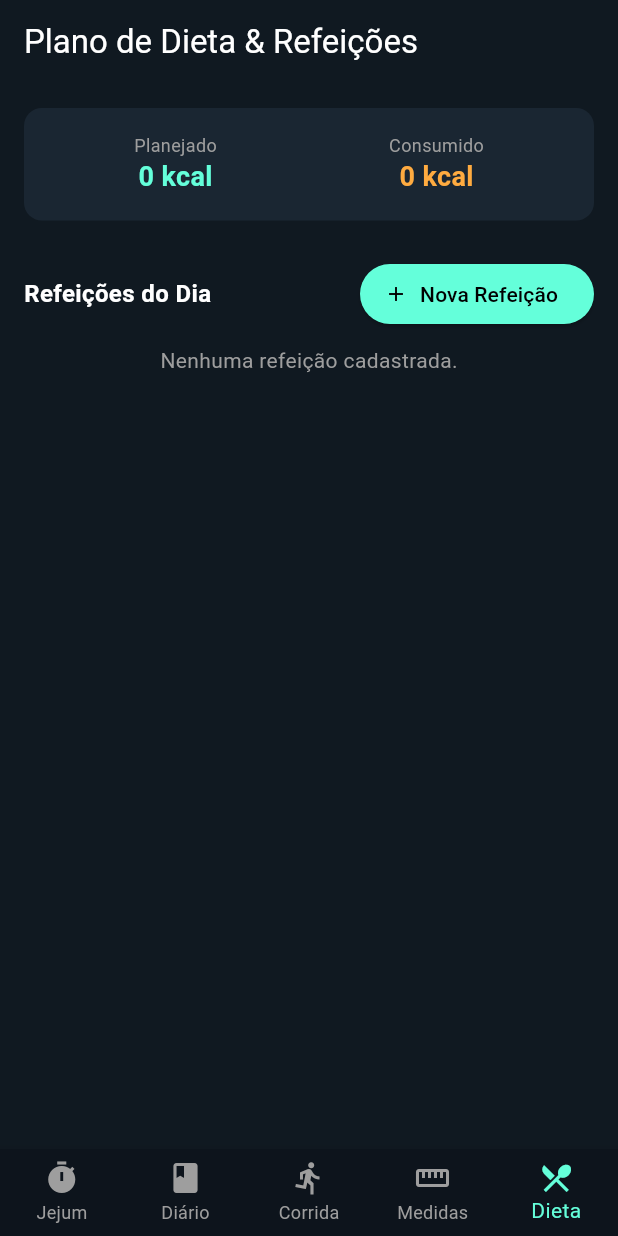
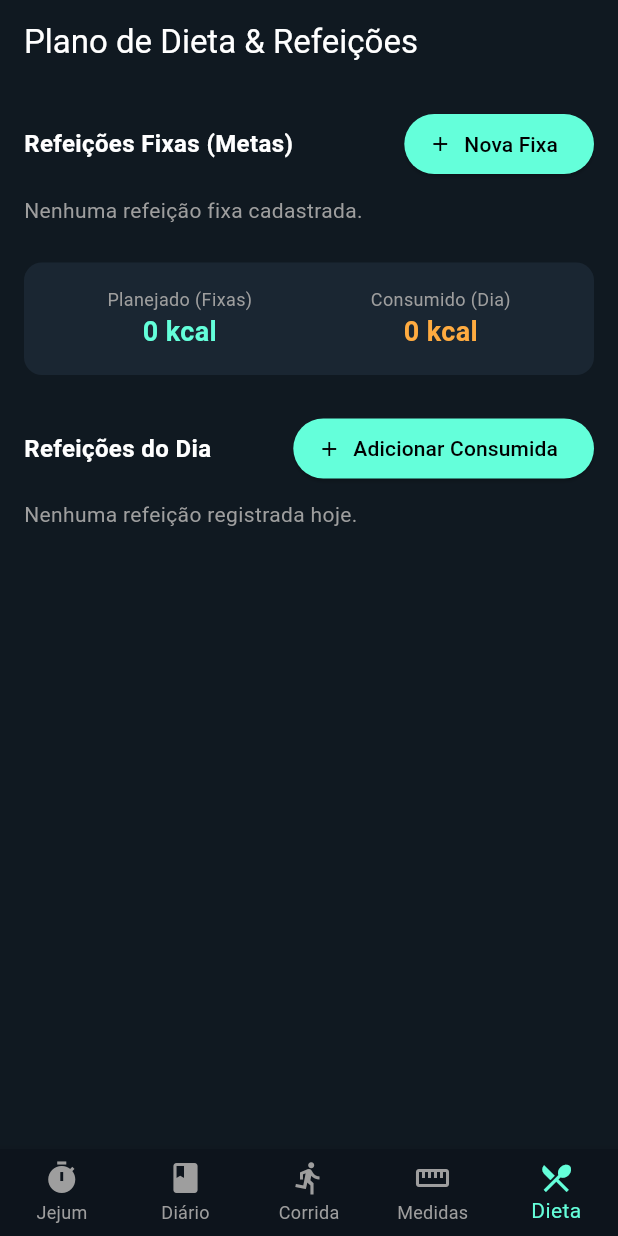
Before and after one commit to luiscarlosfachini-netizen/vitae_app, a Flutter app: the screen it shows after launch, item 5 of the bottom bar chosen, on a phone screen of 412 x 824 dp. Run offline on Flutter 3.47's test engine with Material 3 defaults, Android fonts, the light colour scheme and no system bars; our stand-ins replace flutter_local_notifications, geolocator, permission_handler, shared_preferences.

Commit message:
feat: adicionadas refeicoes fixas e calculo de calorias dinamico

```diff
--- a/lib/main.dart
+++ b/lib/main.dart
@@ -88,6 +88,7 @@ class _MainScreenState extends State<MainScreen> {
   List<Map<String, dynamic>> measurementsHistory = [];
 
   // Dieta
+  List<Map<String, dynamic>> fixedMeals = [];
   List<Map<String, dynamic>> dietMeals = [];
 
   @override
@@ -332,7 +333,18 @@ class _MainScreenState extends State<MainScreen> {
         },
       ),
       DietTab(
+        fixedMeals: fixedMeals,
         meals: dietMeals,
+        onAddFixedMeal: (meal) {
+          setState(() {
+            fixedMeals.add(meal);
+          });
+        },
+        onDeleteFixedMeal: (id) {
+          setState(() {
+            fixedMeals.removeWhere((m) => m['id'] == id);
+          });
+        },
         onAddMeal: (meal) {
           setState(() {
             dietMeals.add(meal);
@@ -922,7 +934,7 @@ class DiaryTab extends StatelessWidget {
     }
 
     String getImcClassification(double val) {
-      if (val == 0) return "Não calculated";
+      if (val == 0) return "Não calculado";
       if (val < 18.5) return "Abaixo do peso";
       if (val < 24.9) return "Peso normal";
       if (val < 29.9) return "Sobrepeso";
@@ -1413,18 +1425,68 @@ class MeasurementsTab extends StatelessWidget {
 }
 
 class DietTab extends StatelessWidget {
+  final List<Map<String, dynamic>> fixedMeals;
   final List<Map<String, dynamic>> meals;
+  final Function(Map<String, dynamic>) onAddFixedMeal;
+  final Function(int) onDeleteFixedMeal;
   final Function(Map<String, dynamic>) onAddMeal;
   final Function(int) onToggleMealDone;
   final Function(int) onDeleteMeal;
 
   const DietTab({
     super.key,
+    required this.fixedMeals,
     required this.meals,
+    required this.onAddFixedMeal,
+    required this.onDeleteFixedMeal,
     required this.onAddMeal,
     required this.onToggleMealDone,
     required this.onDeleteMeal,
   });
+
+  void _showAddFixedMealDialog(BuildContext context) {
+    final titleCtrl = TextEditingController();
+    final foodCtrl = TextEditingController();
+    final calCtrl = TextEditingController();
+
+    showDialog(
+      context: context,
+      builder: (ctx) => AlertDialog(
+        backgroundColor: const Color(0xFF1A2632),
+        title: const Text("Nova Refeição Fixa"),
+        content: SingleChildScrollView(
+          child: Column(
+            mainAxisSize: MainAxisSize.min,
+            children: [
+              TextField(controller: titleCtrl, decoration: const InputDecoration(labelText: "Nome (ex: Café da Manhã Fixo)")),
+              TextField(controller: foodCtrl, decoration: const InputDecoration(labelText: "Alimentos")),
+              TextField(
+                controller: calCtrl,
+                keyboardType: TextInputType.number,
+                decoration: const InputDecoration(labelText: "Calorias Meta (kcal)"),
+              ),
+            ],
+          ),
+        ),
+        actions: [
+          TextButton(onPressed: () => Navigator.pop(ctx), child: const Text("Cancelar")),
+          ElevatedButton(
+            onPressed: () {
+              int calories = int.tryParse(calCtrl.text) ?? 200;
+              onAddFixedMeal({
+                'id': DateTime.now().millisecondsSinceEpoch,
+                'title': titleCtrl.text.isEmpty ? 'Refeição Fina' : titleCtrl.text,
+                'foods': foodCtrl.text,
+                'calories': calories,
+              });
+              Navigator.pop(ctx);
+            },
+            child: const Text("Salvar"),
+          ),
+        ],
+      ),
+    );
+  }
 
   void _showAddMealDialog(BuildContext context) {
     final titleCtrl = TextEditingController();
@@ -1436,19 +1498,19 @@ class DietTab extends StatelessWidget {
       context: context,
       builder: (ctx) => AlertDialog(
         backgroundColor: const Color(0xFF1A2632),
-        title: const Text("Nova Refeição"),
+        title: const Text("Nova Refeição do Dia"),
         content: SingleChildScrollView(
           child: Column(
             mainAxisSize: MainAxisSize.min,
             children: [
-              TextField(controller: titleCtrl, decoration: const InputDecoration(labelText: "Nome da Refeição (ex: Café da Manhã)")),
+              TextField(controller: titleCtrl, decoration: const InputDecoration(labelText: "Nome da Refeição")),
               TextField(controller: timeCtrl, decoration: const InputDecoration(labelText: "Horário (ex: 08:30)")),
-              TextField(controller: foodCtrl, decoration: const InputDecoration(labelText: "Alimentos (ex: 2 Ovos, 1 Café sem açúcar)")),
+              TextField(controller: foodCtrl, decoration: const InputDecoration(labelText: "Alimentos Consumidos")),
               TextField(
                 controller: calCtrl,
                 keyboardType: TextInputType.number,
                 decoration: const InputDecoration(
-                  labelText: "Calorias Estimadas (kcal)",
+                  labelText: "Calorias Consumidas (kcal)",
                   hintText: "Deixe vazio para autoestimar (150 kcal)",
                 ),
               ),
@@ -1466,7 +1528,7 @@ class DietTab extends StatelessWidget {
                 'time': timeCtrl.text,
                 'foods': foodCtrl.text,
                 'calories': calories,
-                'done': false,
+                'done': true,
               });
               Navigator.pop(ctx);
             },
@@ -1479,8 +1541,8 @@ class DietTab extends StatelessWidget {
 
   @override
   Widget build(BuildContext context) {
-    int totalCalories = meals.fold(0, (sum, m) => sum + (m['calories'] as int));
-    int consumedCalories = meals.where((m) => m['done'] == true).fold(0, (sum, m) => sum + (m['calories'] as int));
+    int totalPlannedCalories = fixedMeals.fold(0, (sum, m) => sum + (m['calories'] as int));
+    int totalConsumedCalories = meals.where((m) => m['done'] == true).fold(0, (sum, m) => sum + (m['calories'] as int));
 
     return Scaffold(
       appBar: AppBar(
@@ -1490,7 +1552,44 @@ class DietTab extends StatelessWidget {
       body: SingleChildScrollView(
         padding: const EdgeInsets.all(16.0),
         child: Column(
+          crossAxisAlignment: CrossAxisAlignment.start,
           children: [
+            Row(
+              mainAxisAlignment: MainAxisAlignment.spaceBetween,
+              children: [
+                const Text("Refeições Fixas (Metas)", style: TextStyle(fontWeight: FontWeight.bold, fontSize: 16)),
+                ElevatedButton.icon(
+                  onPressed: () => _showAddFixedMealDialog(context),
+                  icon: const Icon(Icons.add, size: 16),
+                  label: const Text("Nova Fixa"),
+                  style: ElevatedButton.styleFrom(backgroundColor: Colors.tealAccent, foregroundColor: Colors.black),
+                ),
+              ],
+            ),
+            const SizedBox(height: 10),
+            fixedMeals.isEmpty
+                ? const Text("Nenhuma refeição fixa cadastrada.", style: TextStyle(color: Colors.grey))
+                : ListView.builder(
+                    shrinkWrap: true,
+                    physics: const NeverScrollableScrollPhysics(),
+                    itemCount: fixedMeals.length,
+                    itemBuilder: (ctx, idx) {
+                      final meal = fixedMeals[idx];
+                      return Card(
+                        color: const Color(0xFF1A2632),
+                        child: ListTile(
+                          title: Text(meal['title']),
+                          subtitle: Text("${meal['foods']}\nMeta: ${meal['calories']} kcal"),
+                          isThreeLine: true,
+                          trailing: IconButton(
+                            icon: const Icon(Icons.delete, color: Colors.redAccent),
+                            onPressed: () => onDeleteFixedMeal(meal['id']),
+                          ),
+                        ),
+                      );
+                    },
+                  ),
+            const SizedBox(height: 25),
             Container(
               padding: const EdgeInsets.all(16),
               decoration: BoxDecoration(color: const Color(0xFF1A2632), borderRadius: BorderRadius.circular(12)),
@@ -1499,14 +1598,14 @@ class DietTab extends StatelessWidget {
                 children: [
                   Column(
                     children: [
-                      const Text("Planejado", style: TextStyle(color: Colors.grey, fontSize: 12)),
-                      Text("$totalCalories kcal", style: const TextStyle(fontSize: 18, fontWeight: FontWeight.bold, color: Colors.tealAccent)),
+                      const Text("Planejado (Fixas)", style: TextStyle(color: Colors.grey, fontSize: 12)),
+                      Text("$totalPlannedCalories kcal", style: const TextStyle(fontSize: 18, fontWeight: FontWeight.bold, color: Colors.tealAccent)),
                     ],
                   ),
                   Column(
                     children: [
-                      const Text("Consumido", style: TextStyle(color: Colors.grey, fontSize: 12)),
-                      Text("$consumedCalories kcal", style: const TextStyle(fontSize: 18, fontWeight: FontWeight.bold, color: Colors.orangeAccent)),
+                      const Text("Consumido (Dia)", style: TextStyle(color: Colors.grey, fontSize: 12)),
+                      Text("$totalConsumedCalories kcal", style: const TextStyle(fontSize: 18, fontWeight: FontWeight.bold, color: Colors.orangeAccent)),
                     ],
                   ),
                 ],
@@ -1520,14 +1619,14 @@ class DietTab extends StatelessWidget {
                 ElevatedButton.icon(
                   onPressed: () => _showAddMealDialog(context),
                   icon: const Icon(Icons.add, size: 16),
-                  label: const Text("Nova Refeição"),
+                  label: const Text("Adicionar Consumida"),
                   style: ElevatedButton.styleFrom(backgroundColor: Colors.tealAccent, foregroundColor: Colors.black),
                 ),
               ],
             ),
             const SizedBox(height: 10),
             meals.isEmpty
-                ? const Text("Nenhuma refeição cadastrada.", style: TextStyle(color: Colors.grey))
+                ? const Text("Nenhuma refeição registrada hoje.", style: TextStyle(color: Colors.grey))
                 : ListView.builder(
                     shrinkWrap: true,
                     physics: const NeverScrollableScrollPhysics(),
@@ -1546,7 +1645,7 @@ class DietTab extends StatelessWidget {
                             onChanged: (_) => onToggleMealDone(meal['id']),
                           ),
                           title: Text("${meal['time']} - ${meal['title']}", style: TextStyle(decoration: isDone ? TextDecoration.lineThrough : null)),
-                          subtitle: Text("${meal['foods']}\nEstimativa: ${meal['calories']} kcal"),
+                          subtitle: Text("${meal['foods']}\nConsumido: ${meal['calories']} kcal"),
                           isThreeLine: true,
                           trailing: IconButton(
                             icon: const Icon(Icons.delete, color: Colors.redAccent),
```
